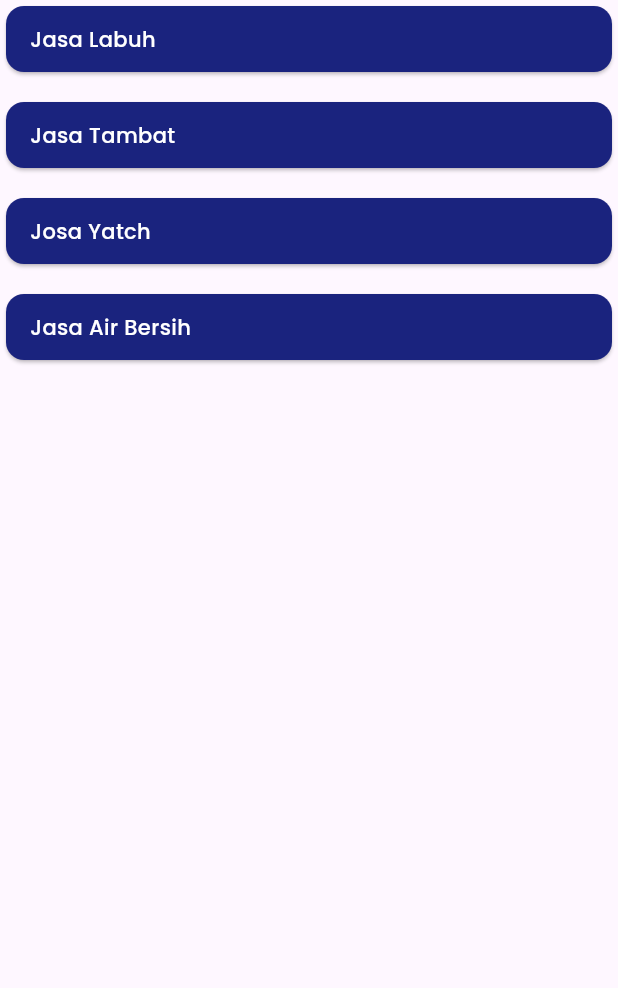
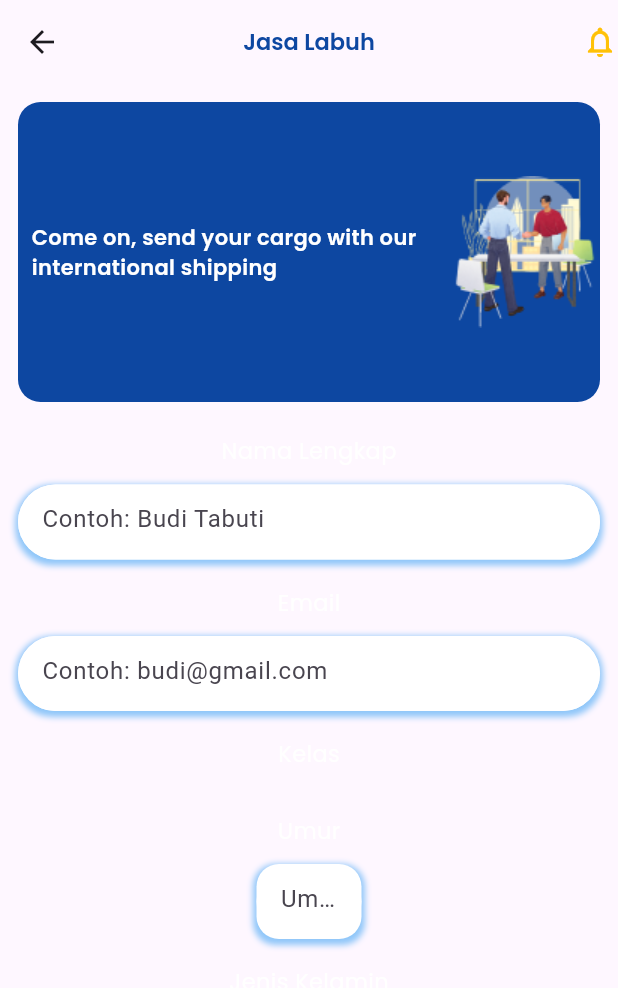
Before and after one commit to Gurly08/mandaohaohe, a Flutter app: the ListServiceWidget widget shown alone on an empty page, opened directly, after a tap on "Jasa Labuh", on a phone screen of 412 x 824 dp. Shown: the top 988 px of the screen. Run offline on Flutter 3.47's test engine with Material 3 defaults, Android fonts, the light colour scheme and no system bars; our stand-ins replace google_fonts, google_nav_bar.

Commit message:
update sementara

```diff
--- a/lib/presentation/pages/history.dart
+++ b/lib/presentation/pages/history.dart
@@ -4,9 +4,15 @@ import 'package:mandaohe/presentation/pages/home.dart';
 import 'package:mandaohe/presentation/pages/profil.dart';
 import 'package:mandaohe/presentation/widget/theme.dart';
 
-class History extends StatelessWidget {
+class History extends StatefulWidget {
   const History({super.key});
 
+  @override
+  State<History> createState() => _HistoryState();
+}
+
+class _HistoryState extends State<History> {
+  int selectedIndex = 1;
   @override
   Widget build(BuildContext context) {
     return Scaffold(
@@ -33,9 +39,6 @@ class History extends StatelessWidget {
           child: Padding(
             padding: const EdgeInsets.symmetric(horizontal: 15.0, vertical: 8),
             child: GNav(
-                rippleColor: Colors.grey[300]!,
-                hoverColor: Colors.grey[100]!,
-                gap: 8,
               activeColor: Colors.white,
               iconSize: 24,
               backgroundColor: deepblueColor,
@@ -57,7 +60,11 @@ class History extends StatelessWidget {
                   text: 'Profil',
                 ),
               ],
+              selectedIndex: selectedIndex,
               onTabChange: (int index) {
+                setState(() {
+                  selectedIndex = index;
+                });
                 switch (index) {
                   case 0:
                     Navigator.push(
@@ -86,7 +93,8 @@ class History extends StatelessWidget {
                     );
                     break;
                 }
-                }),
+              },
+            ),
           ),
         ),
       ),
--- a/lib/presentation/pages/home.dart
+++ b/lib/presentation/pages/home.dart
@@ -6,8 +6,15 @@ import 'package:mandaohe/presentation/widget/data_kapal_table.dart';
 import 'package:mandaohe/presentation/widget/list_service_widget.dart';
 import 'package:mandaohe/presentation/widget/theme.dart';
 
-class Home extends StatelessWidget {
+class Home extends StatefulWidget {
   const Home({super.key});
+
+  @override
+  State<Home> createState() => _HomeState();
+}
+
+class _HomeState extends State<Home> {
+  int selectedIndex = 0;
 
   @override
   Widget build(BuildContext context) {
@@ -106,7 +113,7 @@ class Home extends StatelessWidget {
         ),
         child: SafeArea(
           child: Padding(
-            padding: const EdgeInsets.symmetric(horizontal: 15.0, vertical: 8),
+            padding: const EdgeInsets.symmetric(horizontal: 15.0, vertical: 9),
                   child: GNav(
               activeColor: Colors.white,
               iconSize: 24,
@@ -129,7 +136,11 @@ class Home extends StatelessWidget {
                   text: 'Profil',
                 ),
               ],
+              selectedIndex: selectedIndex,
               onTabChange: (int index) {
+                setState(() {
+                  selectedIndex = index;
+                });
                 switch (index) {
                   case 0:
                     Navigator.push(
@@ -158,7 +169,8 @@ class Home extends StatelessWidget {
                     );
                     break;
                 }
-                }),
+              },
+            ),
           ),
         ),
       ),
--- /dev/null
+++ b/lib/presentation/pages/jasalabuh/jasalabuh.dart
@@ -0,0 +1,314 @@
+import 'package:flutter/material.dart';
+import 'package:mandaohe/presentation/widget/banner_service.dart';
+import 'package:mandaohe/presentation/widget/theme.dart';
+
+class JasaLabuh extends StatefulWidget {
+  const JasaLabuh({super.key});
+
+  @override
+  State<JasaLabuh> createState() => _JasaLabuhState();
+}
+
+class _JasaLabuhState extends State<JasaLabuh> {
+  @override
+  Widget build(BuildContext context) {
+    return Scaffold(
+      appBar: AppBar(
+        title: Text('Jasa Labuh',
+            style: semibolddeepblueextStyle.copyWith(fontSize: 15)),
+        centerTitle: true,
+        actions: const [
+          Icon(
+            Icons.notifications_none_outlined,
+            color: Colors.amber,
+          )
+        ],
+      ),
+      body: SingleChildScrollView(
+        child: Padding(
+          padding: const EdgeInsets.fromLTRB(12, 12, 12, 25),
+          child: Column(
+            children: [
+              const Bannerservice(),
+              const SizedBox(height: 22),
+              Text(
+                  "Nama Lengkap",
+                  textAlign: TextAlign.left,
+                  style: regularwhitetext.copyWith(fontSize: 15),
+                ),
+                const SizedBox(height: 12),
+                // ignore: avoid_unnecessary_containers
+                Container(
+                  height: 50,
+                  decoration: BoxDecoration(
+                    borderRadius: BorderRadius.circular(25),
+                    color: Colors.white,
+                    boxShadow: [
+                      BoxShadow(
+                        color: Colors.blue.withOpacity(0.5),
+                        spreadRadius: 2,
+                        blurRadius: 3,
+                        offset:
+                            const Offset(0, 2), // changes position of shadow
+                      ),
+                    ],
+                  ),
+                  child: TextField(
+                    decoration: InputDecoration(
+                      hintText: 'Contoh: Budi Tabuti',
+                      filled: true,
+                      fillColor: Colors.white,
+                      border: OutlineInputBorder(
+                        borderRadius: BorderRadius.circular(25),
+                        borderSide: BorderSide.none,
+                      ),
+                    ),
+                    style: const TextStyle(
+                      color: Colors.black,
+                    ),
+                  ),
+                ),
+                const SizedBox(height: 18),
+
+                Text(
+                  "Email",
+                  textAlign: TextAlign.left,
+                  style: regularwhitetext.copyWith(fontSize: 15),
+                ),
+                const SizedBox(height: 12),
+                // ignore: avoid_unnecessary_containers
+                Container(
+                  height: 50,
+                  decoration: BoxDecoration(
+                    borderRadius: BorderRadius.circular(25),
+                    color: Colors.white,
+                    boxShadow: [
+                      BoxShadow(
+                        color: Colors.blue.withOpacity(0.5),
+                        spreadRadius: 2,
+                        blurRadius: 3,
+                        offset:
+                            const Offset(0, 2), // changes position of shadow
+                      ),
+                    ],
+                  ),
+                  child: TextField(
+                    decoration: InputDecoration(
+                      hintText: 'Contoh: budi@gmail.com',
+                      filled: true,
+                      fillColor: Colors.white,
+                      border: OutlineInputBorder(
+                        borderRadius: BorderRadius.circular(25),
+                        borderSide: BorderSide.none,
+                      ),
+                    ),
+                    style: const TextStyle(
+                      color: Colors.black,
+                    ),
+                  ),
+                ),
+
+                const SizedBox(height: 18),
+                Text(
+                  "Kelas",
+                  textAlign: TextAlign.left,
+                  style: regularwhitetext.copyWith(fontSize: 15),
+                ),
+                const SizedBox(height: 12),
+                // ignore: avoid_unnecessary_containers
+                // Container(
+                //   height: 50,
+                //   decoration: BoxDecoration(
+                //     borderRadius: BorderRadius.circular(25),
+                //     color: Colors.white,
+                //     boxShadow: [
+                //       BoxShadow(
+                //         color: Colors.blue.withOpacity(0.5),
+                //         spreadRadius: 2,
+                //         blurRadius: 3,
+                //         offset:
+                //             const Offset(0, 2), // changes position of shadow
+                //       ),
+                //     ],
+                //   ),
+                //   padding: const EdgeInsets.symmetric(horizontal: 12, vertical: 5),
+                //   child: DropdownButtonHideUnderline(
+                //     child: DropdownButton(
+                //       hint: const Text('Pilih Kelas'),
+                //       dropdownColor: Colors.blue[100],
+                //       icon: const Icon(Icons.arrow_drop_down),
+                //       iconSize: 24,
+                //       isExpanded: true,
+                //       style: const TextStyle(
+                //         color: Colors.black,
+                //         fontSize: 15,
+                //       ),
+                //       // value: valueChoose,
+                //       onChanged: (newValue) {
+                //         setState(() {
+                //           // ignore: unnecessary_cast
+                //           // valueChoose = newValue as String?;
+                //         });
+                //       },
+                //       items: listItem.map((valueItem) {
+                //         return DropdownMenuItem(
+                //           value: valueItem,
+                //           child: Text(valueItem),
+                //         );
+                //       }).toList(),
+                //     ),
+                //   ),
+                // ),
+
+                const SizedBox(height: 18),
+
+                Text(
+                  "Umur",
+                  textAlign: TextAlign.left,
+                  style: regularwhitetext.copyWith(fontSize: 15),
+                ),
+                const SizedBox(height: 12),
+                // ignore: avoid_unnecessary_containers
+                Container(
+                  height: 50,
+                  width: 70,
+                  decoration: BoxDecoration(
+                    borderRadius: BorderRadius.circular(15),
+                    color: Colors.white,
+                    boxShadow: [
+                      BoxShadow(
+                        color: Colors.blue.withOpacity(0.5),
+                        spreadRadius: 2,
+                        blurRadius: 3,
+                        offset:
+                            const Offset(0, 2), // changes position of shadow
+                      ),
+                    ],
+                  ),
+                  child: TextField(
+                    decoration: InputDecoration(
+                      hintText: 'Umur',
+                      filled: true,
+                      fillColor: Colors.white,
+                      border: OutlineInputBorder(
+                        borderRadius: BorderRadius.circular(25),
+                        borderSide: BorderSide.none,
+                      ),
+                    ),
+                    style: const TextStyle(
+                      color: Colors.black,
+                    ),
+                  ),
+                ),
+
+                const SizedBox(height: 18),
+
+                Text(
+                  "Jenis Kelamin",
+                  textAlign: TextAlign.left,
+                  style: regularwhitetext.copyWith(fontSize: 15),
+                ),
+                const SizedBox(height: 12),
+                // Row(
+                //   children: [
+                //     GestureDetector(
+                //       onTap: selectLakiLaki,
+                //       child: Container(
+                //         width: 100,
+                //         height: 45,
+                //         decoration: BoxDecoration(
+                //           color: lakiLakiColor,
+                //           borderRadius: BorderRadius.circular(18),
+                //         ),
+                //         child: const Center(
+                //           child: Text(
+                //             "Laki-laki",
+                //             style: TextStyle(
+                //               color: Colors.black,
+                //               fontWeight: FontWeight.bold,
+                //             ),
+                //           ),
+                //         ),
+                //       ),
+                //     ),
+                //     const SizedBox(width: 16),
+                //     GestureDetector(
+                //       onTap: selectPerempuan,
+                //       child: Container(
+                //         width: 100,
+                //         height: 45,
+                //         decoration: BoxDecoration(
+                //           color: perempuanColor,
+                //           borderRadius: BorderRadius.circular(18),
+                //         ),
+                //         child: const Center(
+                //           child: Text(
+                //             "Perempuan",
+                //             style: TextStyle(
+                //               color: Colors.black,
+                //               fontWeight: FontWeight.bold,
+                //             ),
+                //           ),
+                //         ),
+                //       ),
+                //     ),
+                //   ],
+                // ),
+
+                // const SizedBox(height: 12),
+
+                // Text(
+                //   "Password",
+                //   textAlign: TextAlign.left,
+                //   style: regularwhitetext.copyWith(fontSize: 15),
+                // ),
+                // const SizedBox(height: 12),
+                // // ignore: avoid_unnecessary_containers
+                // Container(
+                //   height: 50,
+                //   decoration: BoxDecoration(
+                //     borderRadius: BorderRadius.circular(25),
+                //     color: Colors.white,
+                //     boxShadow: [
+                //       BoxShadow(
+                //         color: Colors.blue.withOpacity(0.5),
+                //         spreadRadius: 2,
+                //         blurRadius: 3,
+                //         offset:
+                //             const Offset(0, 2), // changes position of shadow
+                //       ),
+                //     ],
+                //   ),
+                //   child: TextField(
+                //     decoration: InputDecoration(
+                //       hintText: 'Masukan password',
+                //       filled: false,
+                //       fillColor: Colors.white,
+                //       border: OutlineInputBorder(
+                //         borderRadius: BorderRadius.circular(25),
+                //         borderSide: BorderSide.none,
+                //       ),
+                //       suffixIcon: IconButton(
+                //         icon: Icon(_obscureText
+                //             ? Icons.visibility
+                //             : Icons.visibility_off),
+                //         onPressed: () {
+                //           setState(() {
+                //             _obscureText = !_obscureText;
+                //           });
+                //         },
+                //       ),
+                //     ),
+                //     style: const TextStyle(
+                //       color: Colors.black,
+                //     ),
+                //     obscureText: _obscureText,
+                //   ),
+                // ),
+            ],
+          ),
+        ),
+      ),
+    );
+  }
+}
--- a/lib/presentation/pages/profil.dart
+++ b/lib/presentation/pages/profil.dart
@@ -4,8 +4,15 @@ import 'package:mandaohe/presentation/pages/history.dart';
 import 'package:mandaohe/presentation/pages/home.dart';
 import 'package:mandaohe/presentation/widget/theme.dart';
 
-class Profil extends StatelessWidget {
+class Profil extends StatefulWidget {
   const Profil({super.key});
+
+  @override
+  State<Profil> createState() => _ProfilState();
+}
+
+class _ProfilState extends State<Profil> {
+  int selectedIndex = 2;
 
   @override
   Widget build(BuildContext context) {
@@ -33,9 +40,6 @@ class Profil extends StatelessWidget {
           child: Padding(
             padding: const EdgeInsets.symmetric(horizontal: 15.0, vertical: 8),
             child: GNav(
-                rippleColor: Colors.grey[300]!,
-                hoverColor: Colors.grey[100]!,
-                gap: 8,
               activeColor: Colors.white,
               iconSize: 24,
               backgroundColor: deepblueColor,
@@ -57,7 +61,11 @@ class Profil extends StatelessWidget {
                   text: 'Profil',
                 ),
               ],
+              selectedIndex: selectedIndex,
               onTabChange: (int index) {
+                setState(() {
+                  selectedIndex = index;
+                });
                 switch (index) {
                   case 0:
                     Navigator.push(
@@ -86,7 +94,8 @@ class Profil extends StatelessWidget {
                     );
                     break;
                 }
-                }),
+              },
+            ),
           ),
         ),
       ),
--- /dev/null
+++ b/lib/presentation/widget/banner_service.dart
@@ -0,0 +1,33 @@
+import 'package:flutter/material.dart';
+import 'package:mandaohe/presentation/widget/theme.dart';
+
+class Bannerservice extends StatelessWidget {
+  const Bannerservice({super.key});
+
+  @override
+  Widget build(BuildContext context) {
+    return Container(
+      height: 200,
+      decoration: BoxDecoration(
+        color: deepblueColor,
+        borderRadius: BorderRadius.circular(15),
+      ),
+      child: Row(
+        children: [
+          Expanded(
+            child: Padding(
+              padding: const EdgeInsets.only(left: 9, right: 9),
+              child: Text(
+                "Come on, send your cargo with our international shipping",
+                style: semiboldwhitetext,
+              ),
+            ),
+          ),
+          Image.asset(
+            "assets/images/bannerservice.png",
+          ),
+        ],
+      ),
+    );
+  }
+}
--- a/lib/presentation/widget/list_service_widget.dart
+++ b/lib/presentation/widget/list_service_widget.dart
@@ -1,4 +1,5 @@
 import 'package:flutter/material.dart';
+import 'package:mandaohe/presentation/pages/jasalabuh/jasalabuh.dart';
 import 'package:mandaohe/presentation/widget/theme.dart';
 
 class ListServiceWidget extends StatelessWidget {
@@ -11,7 +12,14 @@ class ListServiceWidget extends StatelessWidget {
       physics: const NeverScrollableScrollPhysics(),
       children: [
         InkWell(
-          onTap: () {},
+          onTap: () {
+            Navigator.push(
+              context,
+              MaterialPageRoute(
+                builder: (context) => const JasaLabuh(),
+              ),
+            );
+          },
           child: Card(
             color: Colors.indigo[900],
             child: Padding(
--- a/pubspec.yaml
+++ b/pubspec.yaml
@@ -37,6 +37,7 @@ dependencies:
   cupertino_icons: ^1.0.6
   google_fonts: ^6.2.1
   google_nav_bar: ^5.0.6
+  intl: ^0.19.0
 
 dev_dependencies:
   flutter_test:
```
Also changed, not shown: assets/images/bannerservice.png (added), pubspec.lock. Lines whose indentation alone changed are shown as unchanged.
